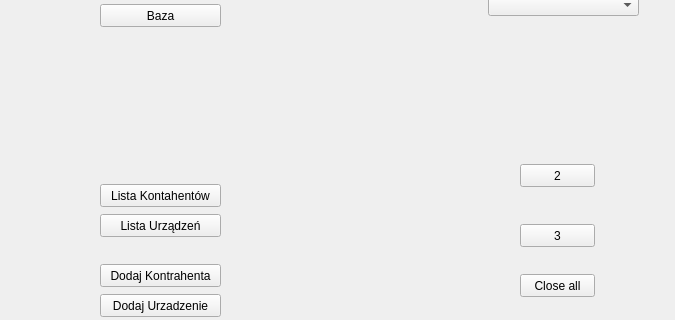
Before: the Qt Designer form mainwindow.ui in Astropl/OptiBase, drawn with Qt 5; both pictures show x 0 to 675 and y 186 to 506 of the 800 by 600 pixel window.
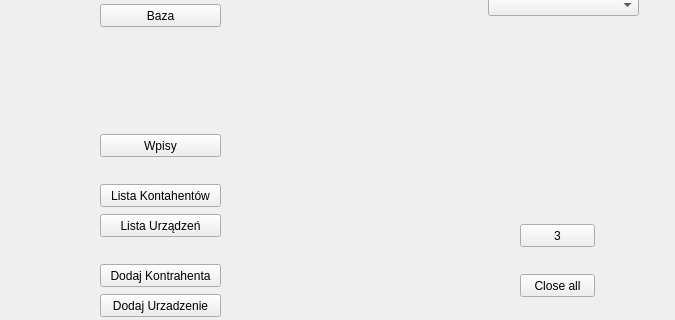
After: the same form once the commit is applied.

```diff
--- a/mainwindow.ui
+++ b/mainwindow.ui
@@ -82,14 +82,14 @@
    <widget class="QPushButton" name="pushButton_2">
     <property name="geometry">
      <rect>
-      <x>520</x>
-      <y>350</y>
-      <width>75</width>
+      <x>100</x>
+      <y>320</y>
+      <width>121</width>
       <height>23</height>
      </rect>
     </property>
     <property name="text">
-     <string>2</string>
+     <string>Wpisy</string>
     </property>
    </widget>
    <widget class="QPushButton" name="pushButton_6">
```
